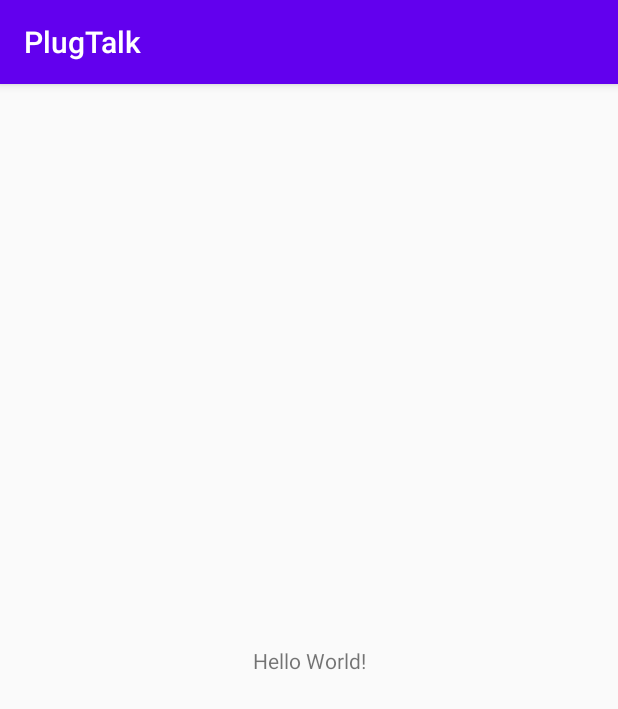
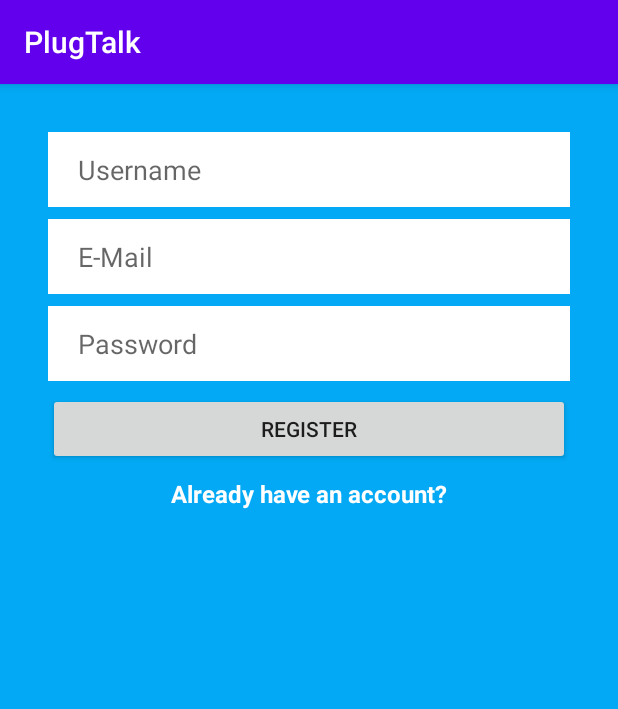
Before and after one commit to MiraJjjjjjjj/PlugTalk, an Android app: the screen it shows after launch (MainActivity), on a phone screen of 412 x 824 dp. Shown: the top 709 px of the screen. Run offline under Robolectric (Android 15) with nearby library versions, the phone set to English and light mode, and no system bars.

Commit message:
Added registration and login activities

```diff
--- a/Android/app/src/main/AndroidManifest.xml
+++ b/Android/app/src/main/AndroidManifest.xml
@@ -16,6 +16,9 @@
                 <category android:name="android.intent.category.LAUNCHER" />
             </intent-filter>
         </activity>
+        <activity android:name=".LoginActivity">
+
+        </activity>
     </application>
 
 </manifest>
--- /dev/null
+++ b/Android/app/src/main/java/com/example/plugtalk/LoginActivity.kt
@@ -0,0 +1,14 @@
+package com.example.plugtalk
+
+import android.os.Bundle
+import androidx.appcompat.app.AppCompatActivity
+
+class LoginActivity: AppCompatActivity() {
+
+    override fun onCreate(savedInstanceState: Bundle?) {
+        super.onCreate(savedInstanceState)
+
+        setContentView(R.layout.activity_login)
+    }
+
+}
--- a/Android/app/src/main/java/com/example/plugtalk/MainActivity.kt
+++ b/Android/app/src/main/java/com/example/plugtalk/MainActivity.kt
@@ -1,12 +1,32 @@
 package com.example.plugtalk
 
+import android.content.Intent
 import androidx.appcompat.app.AppCompatActivity
 import android.os.Bundle
+import android.util.Log
+import kotlinx.android.synthetic.main.activity_main.*
 
 class MainActivity : AppCompatActivity() {
 
     override fun onCreate(savedInstanceState: Bundle?) {
         super.onCreate(savedInstanceState)
         setContentView(R.layout.activity_main)
+
+        register_button_register.setOnClickListener {
+            val email = email_edittext_register.text.toString()
+            val password = password_edittext_register.text.toString()
+
+            Log.d("MainActivity", "Email is: $email")
+            Log.d("MainActivity", "Password: $password")
+        }
+
+        already_have_account_view_register.setOnClickListener{
+            Log.d("MainActivity", "Try to show login activity")
+
+            // launch the login activity somehow
+
+            val intent = Intent(this, LoginActivity::class.java)
+            startActivity(intent)
+        }
     }
 }
--- /dev/null
+++ b/Android/app/src/main/res/layout/activity_login.xml
@@ -0,0 +1,6 @@
+<?xml version="1.0" encoding="utf-8"?>
+<androidx.constraintlayout.widget.ConstraintLayout
+    xmlns:android="http://schemas.android.com/apk/res/android" android:layout_width="match_parent"
+    android:layout_height="match_parent">
+
+</androidx.constraintlayout.widget.ConstraintLayout>
--- a/Android/app/src/main/res/layout/activity_main.xml
+++ b/Android/app/src/main/res/layout/activity_main.xml
@@ -4,15 +4,75 @@
     xmlns:tools="http://schemas.android.com/tools"
     android:layout_width="match_parent"
     android:layout_height="match_parent"
+    android:background="#03A9F4"
     tools:context=".MainActivity">
 
+    <EditText
+        android:id="@+id/username_edittext"
+        android:layout_width="0dp"
+        android:layout_height="50dp"
+        android:layout_marginStart="32dp"
+        android:layout_marginLeft="32dp"
+        android:layout_marginTop="32dp"
+        android:layout_marginEnd="32dp"
+        android:layout_marginRight="32dp"
+        android:background="@android:color/background_light"
+        android:ems="10"
+        android:hint="Username"
+        android:inputType="textPersonName"
+        android:paddingLeft="20dp"
+        app:layout_constraintEnd_toEndOf="parent"
+        app:layout_constraintStart_toStartOf="parent"
+        app:layout_constraintTop_toTopOf="parent" />
+
+    <EditText
+        android:id="@+id/email_edittext_register"
+        android:layout_width="0dp"
+        android:layout_height="50dp"
+        android:layout_marginTop="8dp"
+        android:background="@android:color/background_light"
+        android:ems="10"
+        android:hint="E-Mail"
+        android:inputType="textEmailAddress"
+        android:paddingLeft="20dp"
+        app:layout_constraintEnd_toEndOf="@+id/username_edittext"
+        app:layout_constraintStart_toStartOf="@+id/username_edittext"
+        app:layout_constraintTop_toBottomOf="@+id/username_edittext" />
+
+    <EditText
+        android:id="@+id/password_edittext_register"
+        android:layout_width="0dp"
+        android:layout_height="50dp"
+        android:layout_marginTop="8dp"
+        android:background="@android:color/background_light"
+        android:ems="10"
+        android:hint="Password"
+        android:inputType="textPassword"
+        android:paddingLeft="20dp"
+        app:layout_constraintEnd_toEndOf="@+id/email_edittext_register"
+        app:layout_constraintStart_toStartOf="@+id/email_edittext_register"
+        app:layout_constraintTop_toBottomOf="@+id/email_edittext_register" />
+
+    <Button
+        android:id="@+id/register_button_register"
+        android:layout_width="0dp"
+        android:layout_height="wrap_content"
+        android:layout_marginTop="8dp"
+        android:text="Register"
+        app:layout_constraintEnd_toEndOf="@+id/password_edittext_register"
+        app:layout_constraintStart_toStartOf="@+id/password_edittext_register"
+        app:layout_constraintTop_toBottomOf="@+id/password_edittext_register" />
+
     <TextView
+        android:id="@+id/already_have_account_view_register"
         android:layout_width="wrap_content"
         android:layout_height="wrap_content"
-        android:text="Hello World!"
-        app:layout_constraintBottom_toBottomOf="parent"
-        app:layout_constraintLeft_toLeftOf="parent"
-        app:layout_constraintRight_toRightOf="parent"
-        app:layout_constraintTop_toTopOf="parent" />
-
+        android:layout_marginTop="8dp"
+        android:text="Already have an account?"
+        android:textColor="@android:color/white"
+        android:textStyle="bold"
+        android:textSize="16dp"
+        app:layout_constraintEnd_toEndOf="@+id/register_button_register"
+        app:layout_constraintStart_toStartOf="@+id/register_button_register"
+        app:layout_constraintTop_toBottomOf="@+id/register_button_register" />
 </androidx.constraintlayout.widget.ConstraintLayout>
--- a/Android/build.gradle
+++ b/Android/build.gradle
@@ -8,7 +8,7 @@ buildscript {
 
     }
     dependencies {
-        classpath 'com.android.tools.build:gradle:3.6.1'
+        classpath 'com.android.tools.build:gradle:3.6.2'
         classpath "org.jetbrains.kotlin:kotlin-gradle-plugin:$kotlin_version"
 
         // NOTE: Do not place your application dependencies here; they belong
```
